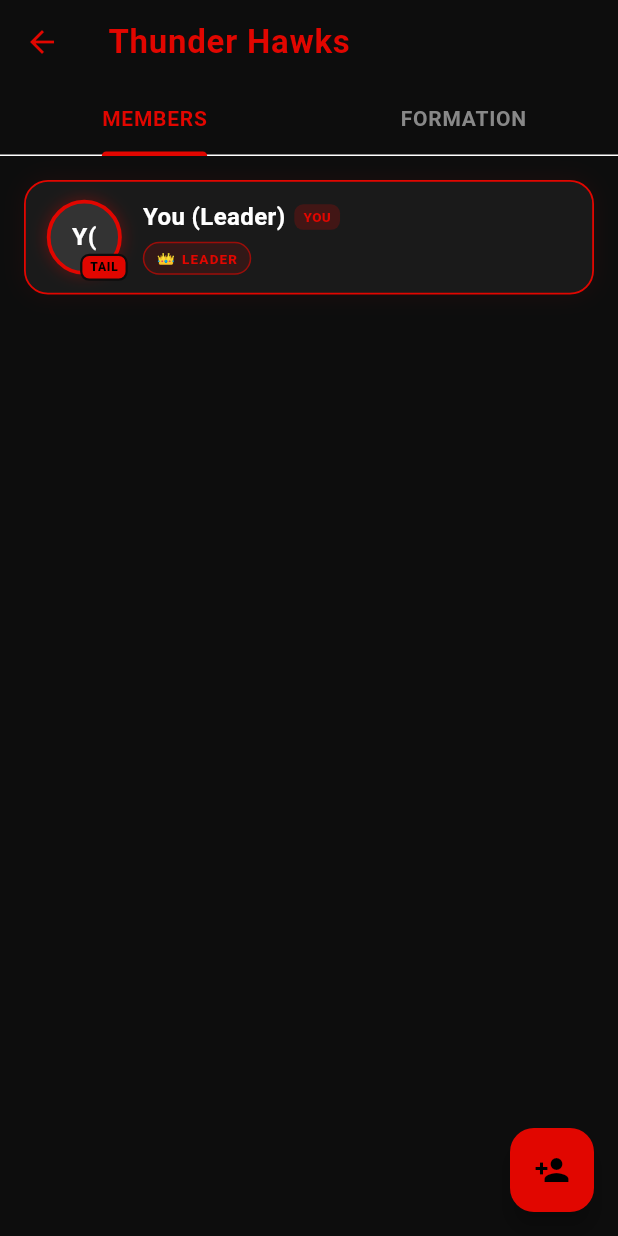
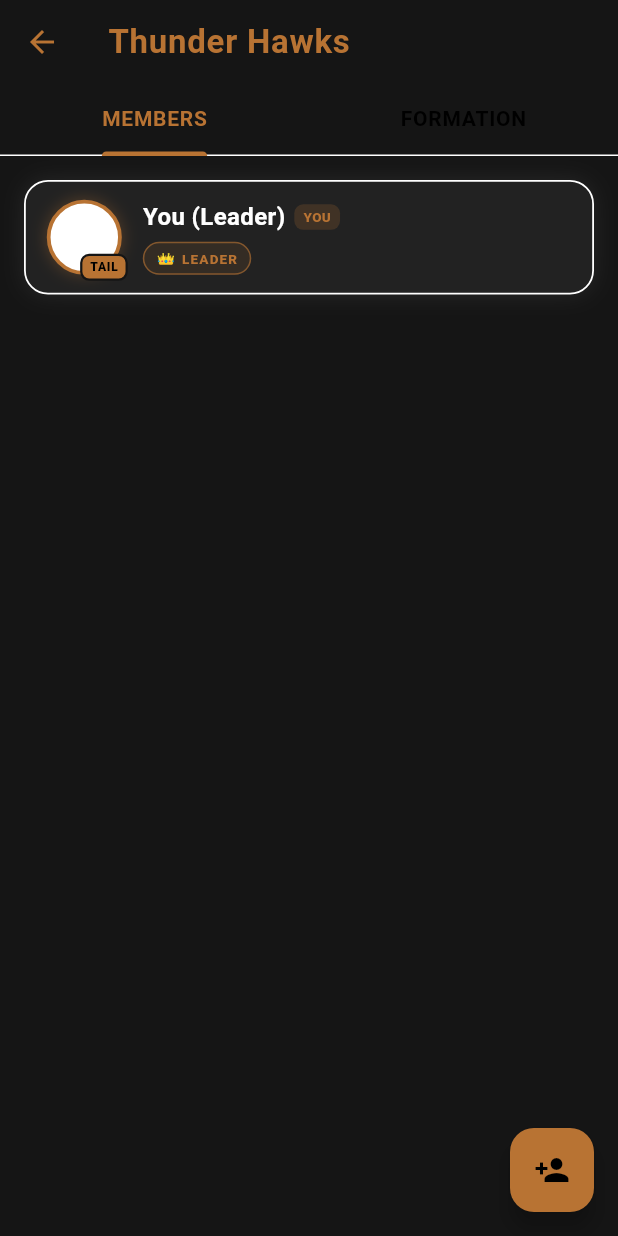
Before and after one commit to wolf-git-up/wolf, a Flutter app: the SquadScreen screen opened directly, after a tap on "Thunder Hawks", on a phone screen of 412 x 824 dp. Run offline on Flutter 3.47's test engine with Material 3 defaults, Android fonts, the phone set to English and light mode, and no system bars.

Commit message:
theme changed

```diff
--- a/bike/lib/theme/app_theme.dart
+++ b/bike/lib/theme/app_theme.dart
@@ -1,16 +1,16 @@
 import 'package:flutter/material.dart';
 
 class AppColors {
-  // Ducati-Inspired Premium Theme
-  static const background = Color(0xFF0D0D0D); // Primary: Deep Black
-  static const surface = Color(0xFF1A1A1A); // Secondary: Dark Grey
-  static const card = Color(0xFF1A1A1A); // Cards: Dark Grey
-  static const orange = Color(0xFFE10600); // Accent: Ducati Red
-  static const orangeDim = Color(0xFFB00000); // Dimmed Red
-  static const orangeGlow = Color(0x33E10600); // Red Glow Effect
+  // Copper & Warm Premium Theme
+  static const background = Color(0xFF151515); // Primary: Dark Background
+  static const surface = Color(0xFF222222); // Secondary: Card Surface
+  static const card = Color(0xFF222222); // Cards: Warm Dark
+  static const orange = Color(0xFFB87333); // Accent: Copper
+  static const orangeDim = Color(0xFFD4A373); // Dimmed: Secondary Copper
+  static const orangeGlow = Color(0x33B87333); // Copper Glow Effect
   static const white = Color(0xFFFFFFFF); // Accent: Pure White
-  static const grey = Color(0xFF888888);
-  static const greyDark = Color(0xFF333333);
+  static const grey = Color(0xFF000000); // Subtext: Black
+  static const greyDark = Color(0xFFFFFFFF); // Borders: White
   static const danger = Color(0xFFFF3B30);
   static const success = Color(0xFF30D158);
 }
--- a/bike/lib/widgets/squad_widgets.dart
+++ b/bike/lib/widgets/squad_widgets.dart
@@ -115,13 +115,10 @@ class OrangeCard extends StatelessWidget {
         decoration: BoxDecoration(
           color: AppColors.card,
           borderRadius: BorderRadius.circular(16),
-          border: Border.all(
-            color: borderColor ?? AppColors.orange,
-            width: 1.2,
-          ),
+          border: Border.all(color: borderColor ?? AppColors.white, width: 1.2),
           boxShadow: [
             BoxShadow(
-              color: (borderColor ?? AppColors.orange).withOpacity(0.08),
+              color: (borderColor ?? AppColors.white).withOpacity(0.08),
               blurRadius: 12,
               spreadRadius: 0,
             ),
```
